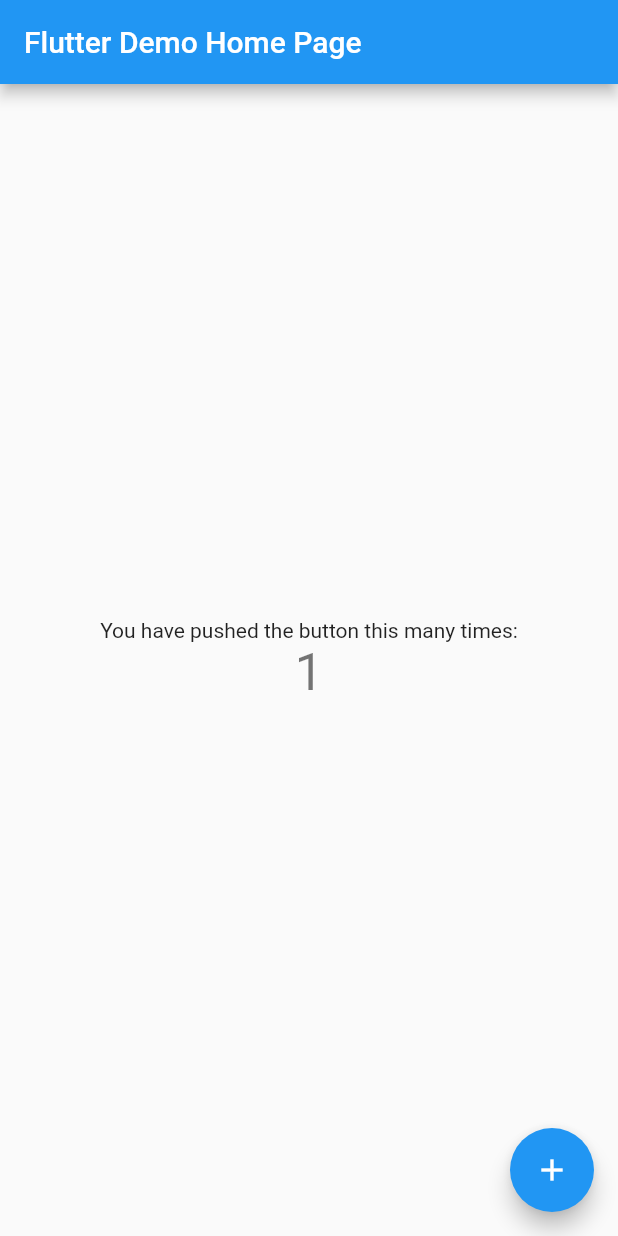
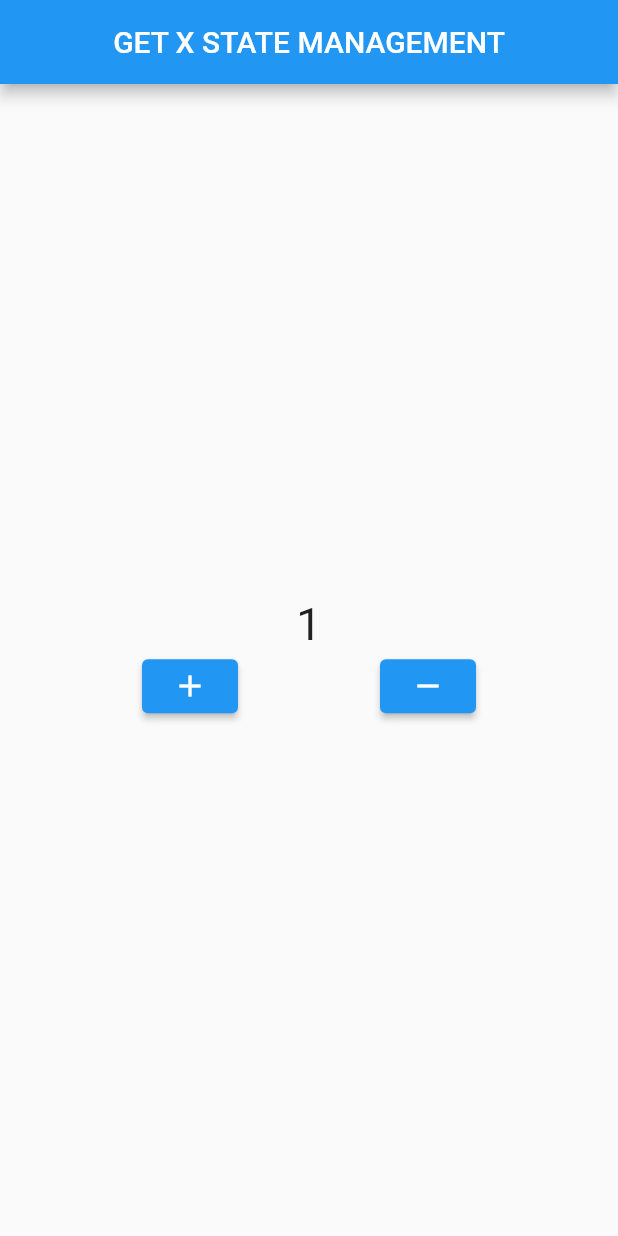
Before and after one commit to ryandiaziz/flutter_getx_test, a Flutter app: the screen it shows after launch, after a tap on the "add" icon, on a phone screen of 412 x 824 dp. Run offline on Flutter 3.47's test engine with Material 2 defaults, Android fonts, the phone set to English and light mode, and no system bars; our stand-ins replace get.

Commit message:
counter app with get x

```diff
--- a/lib/main.dart
+++ b/lib/main.dart
@@ -1,115 +1,74 @@
 import 'package:flutter/material.dart';
+import 'package:get/get.dart';
 
 void main() {
-  runApp(const MyApp());
+  runApp(MyApp());
 }
 
 class MyApp extends StatelessWidget {
   const MyApp({Key? key}) : super(key: key);
 
-  // This widget is the root of your application.
   @override
   Widget build(BuildContext context) {
-    return MaterialApp(
-      title: 'Flutter Demo',
-      theme: ThemeData(
-        // This is the theme of your application.
-        //
-        // Try running your application with "flutter run". You'll see the
-        // application has a blue toolbar. Then, without quitting the app, try
-        // changing the primarySwatch below to Colors.green and then invoke
-        // "hot reload" (press "r" in the console where you ran "flutter run",
-        // or simply save your changes to "hot reload" in a Flutter IDE).
-        // Notice that the counter didn't reset back to zero; the application
-        // is not restarted.
-        primarySwatch: Colors.blue,
-      ),
-      home: const MyHomePage(title: 'Flutter Demo Home Page'),
+    return GetMaterialApp(
+      home: HomePage(),
     );
   }
 }
 
-class MyHomePage extends StatefulWidget {
-  const MyHomePage({Key? key, required this.title}) : super(key: key);
+class HomePage extends StatelessWidget {
+  HomePage({Key? key}) : super(key: key);
 
-  // This widget is the home page of your application. It is stateful, meaning
-  // that it has a State object (defined below) that contains fields that affect
-  // how it looks.
-
-  // This class is the configuration for the state. It holds the values (in this
-  // case the title) provided by the parent (in this case the App widget) and
-  // used by the build method of the State. Fields in a Widget subclass are
-  // always marked "final".
-
-  final String title;
-
-  @override
-  State<MyHomePage> createState() => _MyHomePageState();
-}
-
-class _MyHomePageState extends State<MyHomePage> {
-  int _counter = 0;
-
-  void _incrementCounter() {
-    setState(() {
-      // This call to setState tells the Flutter framework that something has
-      // changed in this State, which causes it to rerun the build method below
-      // so that the display can reflect the updated values. If we changed
-      // _counter without calling setState(), then the build method would not be
-      // called again, and so nothing would appear to happen.
-      _counter++;
-    });
-  }
+  final CountController value = Get.put(CountController());
 
   @override
   Widget build(BuildContext context) {
-    // This method is rerun every time setState is called, for instance as done
-    // by the _incrementCounter method above.
-    //
-    // The Flutter framework has been optimized to make rerunning build methods
-    // fast, so that you can just rebuild anything that needs updating rather
-    // than having to individually change instances of widgets.
+    print("render");
     return Scaffold(
       appBar: AppBar(
-        // Here we take the value from the MyHomePage object that was created by
-        // the App.build method, and use it to set our appbar title.
-        title: Text(widget.title),
+        title: Text(
+          "GET X STATE MANAGEMENT",
+        ),
+        centerTitle: true,
       ),
-      body: Center(
-        // Center is a layout widget. It takes a single child and positions it
-        // in the middle of the parent.
-        child: Column(
-          // Column is also a layout widget. It takes a list of children and
-          // arranges them vertically. By default, it sizes itself to fit its
-          // children horizontally, and tries to be as tall as its parent.
-          //
-          // Invoke "debug painting" (press "p" in the console, choose the
-          // "Toggle Debug Paint" action from the Flutter Inspector in Android
-          // Studio, or the "Toggle Debug Paint" command in Visual Studio Code)
-          // to see the wireframe for each widget.
-          //
-          // Column has various properties to control how it sizes itself and
-          // how it positions its children. Here we use mainAxisAlignment to
-          // center the children vertically; the main axis here is the vertical
-          // axis because Columns are vertical (the cross axis would be
-          // horizontal).
-          mainAxisAlignment: MainAxisAlignment.center,
-          children: <Widget>[
-            const Text(
-              'You have pushed the button this many times:',
+      body: Column(
+        mainAxisAlignment: MainAxisAlignment.center,
+        children: [
+          Center(
+            child: Obx(
+              () => Text(
+                "${value.data.value}",
+                style: TextStyle(
+                  fontSize: 30,
+                ),
+              ),
             ),
-            Text(
-              '$_counter',
-              style: Theme.of(context).textTheme.headline4,
-            ),
-          ],
-        ),
+          ),
+          Row(
+            mainAxisAlignment: MainAxisAlignment.spaceEvenly,
+            children: [
+              ElevatedButton(
+                onPressed: () {
+                  value.increment();
+                },
+                child: Icon(Icons.add),
+              ),
+              ElevatedButton(
+                onPressed: () {
+                  value.decrement();
+                },
+                child: Icon(Icons.remove),
+              ),
+            ],
+          )
+        ],
       ),
-      floatingActionButton: FloatingActionButton(
-        onPressed: _incrementCounter,
-        tooltip: 'Increment',
-        child: const Icon(Icons.add),
-      ), // This trailing comma makes auto-formatting nicer for build methods.
     );
   }
 }
+
+class CountController extends GetxController {
+  var data = 0.obs;
+  increment() => data++;
+  decrement() => data--;
+}
--- a/pubspec.yaml
+++ b/pubspec.yaml
@@ -34,6 +34,7 @@ dependencies:
   # The following adds the Cupertino Icons font to your application.
   # Use with the CupertinoIcons class for iOS style icons.
   cupertino_icons: ^1.0.2
+  get: ^4.6.5
 
 dev_dependencies:
   flutter_test:
```
Also changed, not shown: pubspec.lock.
